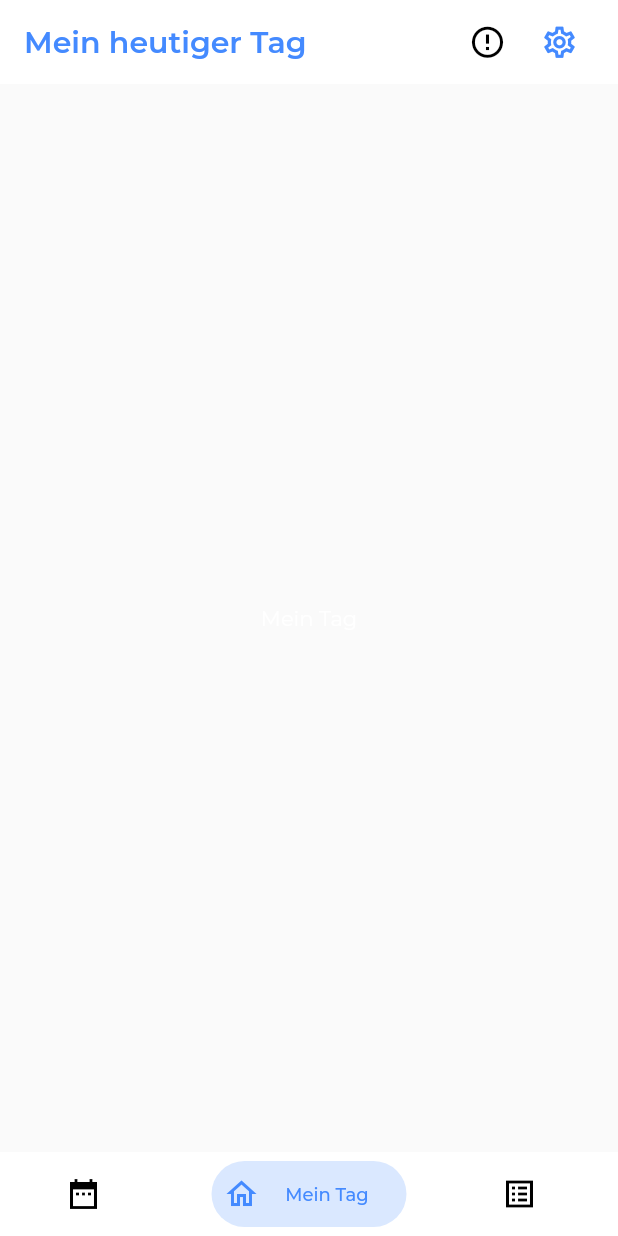
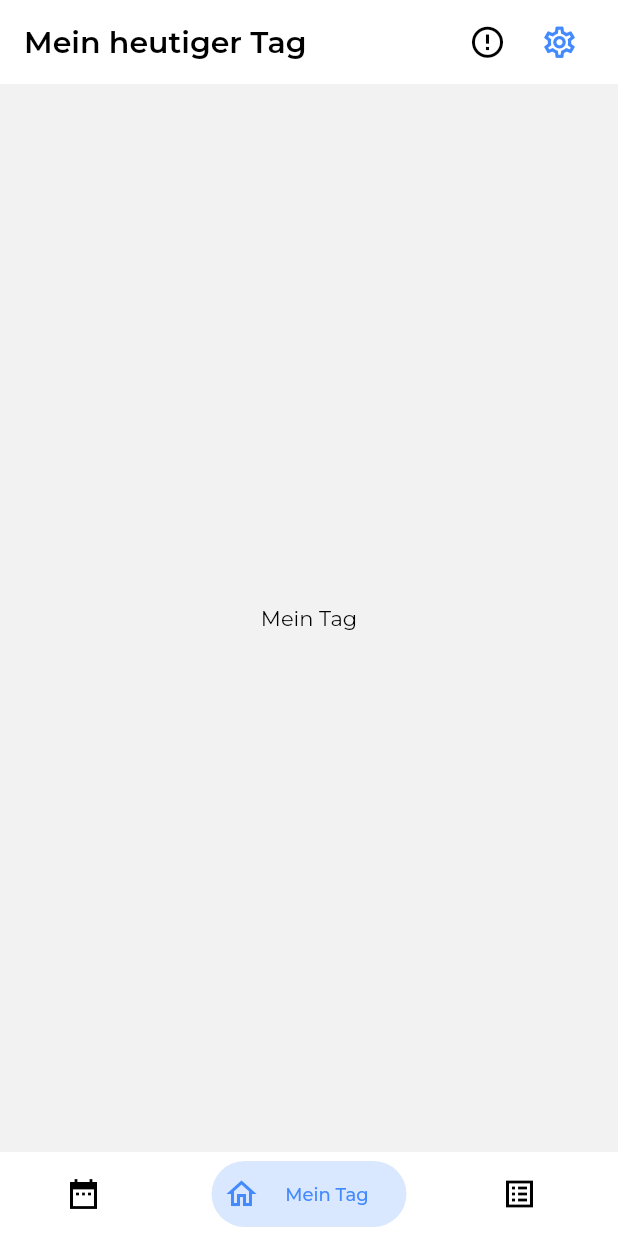
Before and after one commit to timdavidfriedrich/stundenplaner, a Flutter app: the screen it shows after launch, on a phone screen of 412 x 824 dp. Run offline on Flutter 3.47's test engine with Material 2 defaults, Android fonts, the phone set to English and light mode, and no system bars; drawn by our look-alikes of bottom_navy_bar; our stand-ins replace google_fonts.

Commit message:
erste umsetzungen

```diff
--- a/lib/.settings.dart
+++ b/lib/.settings.dart
@@ -1,4 +1,16 @@
+import 'package:flutter/cupertino.dart'; //## iOS-Design-Language
+import 'package:flutter/material.dart'; //## Farben, Icons, etc. (Design)
+import 'package:flutter/painting.dart'; //## Schatten, Farben, etc. (spezifischer)
+import 'package:flutter/rendering.dart'; //## Render-Zeug
+
+import 'main.dart';
+import 'pageReport.dart';
+import '.transitions.dart';
+
 //OVERALL
+bool beta = true;
+bool dark = false;
+
 var ichBin = "schüler"; // Ich bin: schüler, lehrer, elternteil
 
 //STUNDENPLAN
@@ -13,6 +25,23 @@ var meinName = "Frau Strohschein";
 bool vertretungHighlight = true;
 
 // Handler
+betaChecker(String object, zusatz) {
+  if (object == "appBarIcon") {
+    if (beta == true) {
+      return IconButton(
+        //## Report-Button
+        icon: Icon(Icons.error_outline_sharp, color: Colors.black, size: 25),
+        onPressed: () {
+          slide(zusatz, Offset(1, 0), Report());
+        },
+      );
+    } else {
+      return SizedBox(
+        width: 1,
+      );
+    }
+  }
+}
 
 ichBinHandler() {
   if (ichBin == "schüler") {
--- a/lib/main.dart
+++ b/lib/main.dart
@@ -8,6 +8,7 @@ import 'handleTabs.dart'; //## Importiert den State/Tab-Regulator
 import 'pageReport.dart';
 import 'pageSettings.dart';
 import '.transitions.dart';
+import '.settings.dart';
 
 import 'package:bottom_navy_bar/bottom_navy_bar.dart'; //## BottomBar
 
@@ -65,15 +66,7 @@ class _MainState extends State<Main> with SingleTickerProviderStateMixin {
                 mainAxisAlignment: MainAxisAlignment.spaceBetween,
                 children: [
                   //## Die Icons in der AppBar (oben rechts)
-                  IconButton(
-                    //## Report-Button
-                    icon: Icon(Icons.error_outline_sharp,
-                        color: Colors.black, size: 25),
-                    onPressed: () {
-                      slide(context, Offset(1, 0), Report());
-                    },
-                  ),
-                  //SizedBox(width: 15,),
+                  betaChecker("appBarIcon", context),
                   IconButton(
                     //## Settings-Button
                     icon: Icon(Icons.settings_outlined,
--- a/lib/pageReport.dart
+++ b/lib/pageReport.dart
@@ -16,8 +16,8 @@ class Report extends StatelessWidget {
             child: Column(
               mainAxisAlignment: MainAxisAlignment.spaceAround,
               children: [
-                Text("Feedback", style: niceBigTitle(Colors.black)),
-                Text("Ich bin ein Text", style: nice(Colors.black)),
+                Text("Feedback", style: niceBigTitle()),
+                Text("Ich bin ein Text", style: nice()),
                 Row(
                   //mainAxisAlignment: MainAxisAlignment.spaceAround,
                   children: [
@@ -40,7 +40,7 @@ class Report extends StatelessWidget {
                       shape: RoundedRectangleBorder(
                           borderRadius: BorderRadius.circular(100)),
                       color: Colors.greenAccent[400],
-                      child: Text("Feedback senden", style: nice(Colors.white)),
+                      child: Text("Feedback senden", style: nice2()),
                       onPressed: () {
                         Navigator.of(context).pop();
                       },
--- a/lib/pageSettings.dart
+++ b/lib/pageSettings.dart
@@ -28,8 +28,8 @@ class _SettingsState extends State<Settings> {
                 child: Column(
                   mainAxisAlignment: MainAxisAlignment.spaceAround,
                   children: [
-                    Text("Einstellungen", style: niceBigTitle(Colors.black)),
-                    Text("Ich bin ein Text", style: nice(Colors.black)),
+                    Text("Einstellungen", style: niceBigTitle()),
+                    Text("Ich bin ein Text", style: nice()),
                     // hier könnte ein DropdownButton hingesetzt werden
                     Row(
                       //mainAxisAlignment: MainAxisAlignment.spaceAround,
@@ -54,7 +54,7 @@ class _SettingsState extends State<Settings> {
                           shape: RoundedRectangleBorder(
                               borderRadius: BorderRadius.circular(100)),
                           color: Colors.greenAccent[400],
-                          child: Text("Speichern", style: nice(Colors.white)),
+                          child: Text("Speichern", style: nice2()),
                           onPressed: () {
                             vertretungHighlight = !vertretungHighlight;
                           },
--- a/lib/tabStundenplan.dart
+++ b/lib/tabStundenplan.dart
@@ -28,7 +28,7 @@ wochenHandler() {
 }
 
 tabStundenplanAppBarTitle() {
-  return Text("Stundenplan", style: niceTitle(Colors.redAccent));
+  return Text("Stundenplan", style: niceAppBarTitle());
   //return Text("Stundenplan", style: niceTitle(Colors.black));
 }
 
@@ -39,7 +39,7 @@ tabStundenplanAppBarIcon() {
 tabStundenplanBody() {
   return Scaffold(
     body: Container(
-      //color: Colors.black.withOpacity(0.05),
+      color: Colors.black.withOpacity(0.03),
       child: Column(
         crossAxisAlignment: CrossAxisAlignment.start,
         children: <Widget>[
--- a/lib/tabTagesplan.dart
+++ b/lib/tabTagesplan.dart
@@ -8,7 +8,7 @@ import 'dart:async';
 import '.nicerStyle.dart';
 
 tabTagesplanAppBarTitle() {
-  return Text("Mein heutiger Tag", style: niceTitle(Colors.blueAccent));
+  return Text("Mein heutiger Tag", style: niceAppBarTitle());
   //return Text("Mein heutiger Tag", style: niceTitle(Colors.black));
 }
 
@@ -19,9 +19,9 @@ tabTagesplanAppBarIcon() {
 tabTagesplanBody() {
   return Scaffold(
       body: Container(
-    //color: Colors.black.withOpacity(0.05),
+    color: Colors.black.withOpacity(0.03),
     child: Center(
-      child: Text("Mein Tag", style: nice(Colors.white)),
+      child: Text("Mein Tag", style: nice()),
     ),
   ));
 }
```
Also changed, not shown: lib/.nicerStyle.dart (+33 -8 lines), lib/tabVertretungsplan.dart (+4 -4 lines).
